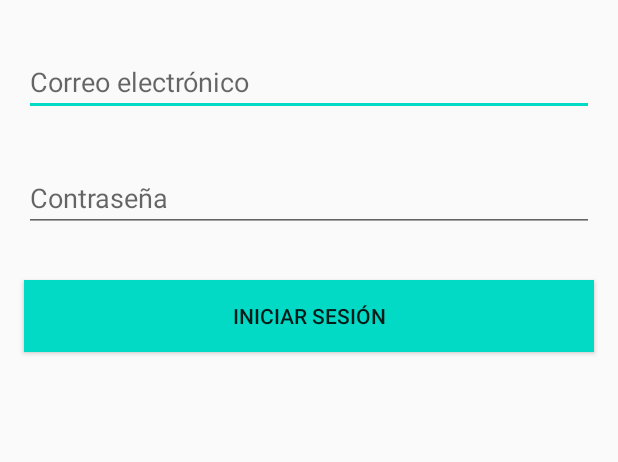
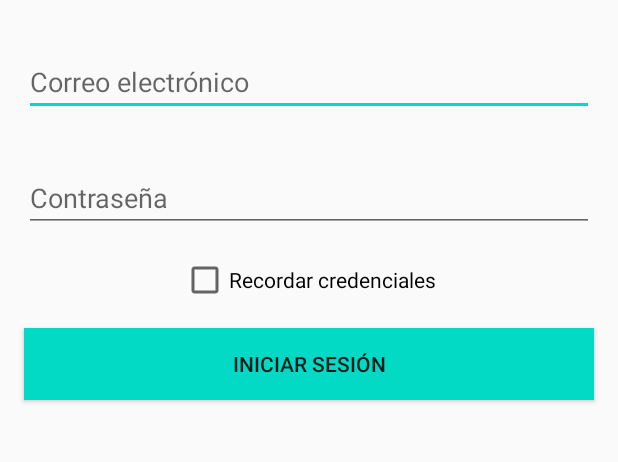
Before and after one commit to geermank/et-programacion-android-3009, an Android app: the screen it shows after launch (LoginActivity), after a tap on "INICIAR SESIÓN", on a phone screen of 412 x 824 dp, the part 130-592 px from its top. Run offline under Robolectric (Android 15) with nearby library versions, the phone set to English and light mode, and no system bars.

Commit message:
Clase 5, parte 1

```diff
--- a/app/build.gradle
+++ b/app/build.gradle
@@ -30,4 +30,8 @@ dependencies {
     androidTestImplementation 'androidx.test.ext:junit:1.1.2'
     androidTestImplementation 'androidx.test.espresso:espresso-core:3.3.0'
 
+    def room_version = "2.2.5"
+
+    implementation "androidx.room:room-runtime:$room_version"
+    annotationProcessor "androidx.room:room-compiler:$room_version"
 }
--- a/app/src/main/java/com/german/tareasapp/Constants.java
+++ b/app/src/main/java/com/german/tareasapp/Constants.java
@@ -1,6 +1,8 @@
 package com.german.tareasapp;
 
 public class Constants {
+    public static final String CREDENTIALS_PREFERENCES = "Crendentials";
+
     public static final String KEY_USER_EMAIL = "KEY_USER_EMAIL";
     public static final String KEY_USER_PASSWORD = "KEY_USER_PASSWORD";
 }
--- a/app/src/main/java/com/german/tareasapp/activities/WelcomeActivity.java
+++ b/app/src/main/java/com/german/tareasapp/activities/WelcomeActivity.java
@@ -3,12 +3,15 @@ package com.german.tareasapp.activities;
 import androidx.appcompat.app.AppCompatActivity;
 import androidx.core.content.ContextCompat;
 
+import android.content.Context;
 import android.content.Intent;
+import android.content.SharedPreferences;
 import android.os.Bundle;
 import android.view.View;
 import android.widget.Button;
 import android.widget.TextView;
 
+import com.german.tareasapp.Constants;
 import com.german.tareasapp.R;
 
 public class WelcomeActivity extends AppCompatActivity {
@@ -33,5 +36,19 @@ public class WelcomeActivity extends AppCompatActivity {
                 finish();
             }
         });
+
+        verifyIfUserLogged();
+    }
+
+    private void verifyIfUserLogged() {
+        SharedPreferences sharedPreferences = getSharedPreferences(Constants.CREDENTIALS_PREFERENCES, Context.MODE_PRIVATE);
+        String email = sharedPreferences.getString(Constants.KEY_USER_EMAIL, null);
+        String password = sharedPreferences.getString(Constants.KEY_USER_PASSWORD, null);
+
+        if (email != null && password != null) {
+            Intent intent = new Intent(this, MainActivity.class);
+            startActivity(intent);
+            finish();
+        }
     }
 }
--- a/app/src/main/res/layout/activity_login.xml
+++ b/app/src/main/res/layout/activity_login.xml
@@ -39,6 +39,13 @@
         android:inputType="textPassword"
         android:layout_margin="16dp"/>
 
+    <androidx.appcompat.widget.AppCompatCheckBox
+        android:id="@+id/cb_remember_credentials"
+        android:layout_width="wrap_content"
+        android:layout_height="wrap_content"
+        android:text="Recordar credenciales"
+        android:layout_gravity="center"/>
+
     <Button
         android:id="@+id/btn_login"
         android:layout_width="match_parent"
```
Also changed, not shown: app/src/main/java/com/german/tareasapp/activities/LoginActivity.java (+18 -0 lines), app/src/main/java/com/german/tareasapp/activities/MainActivity.java (+11 -1 lines).
